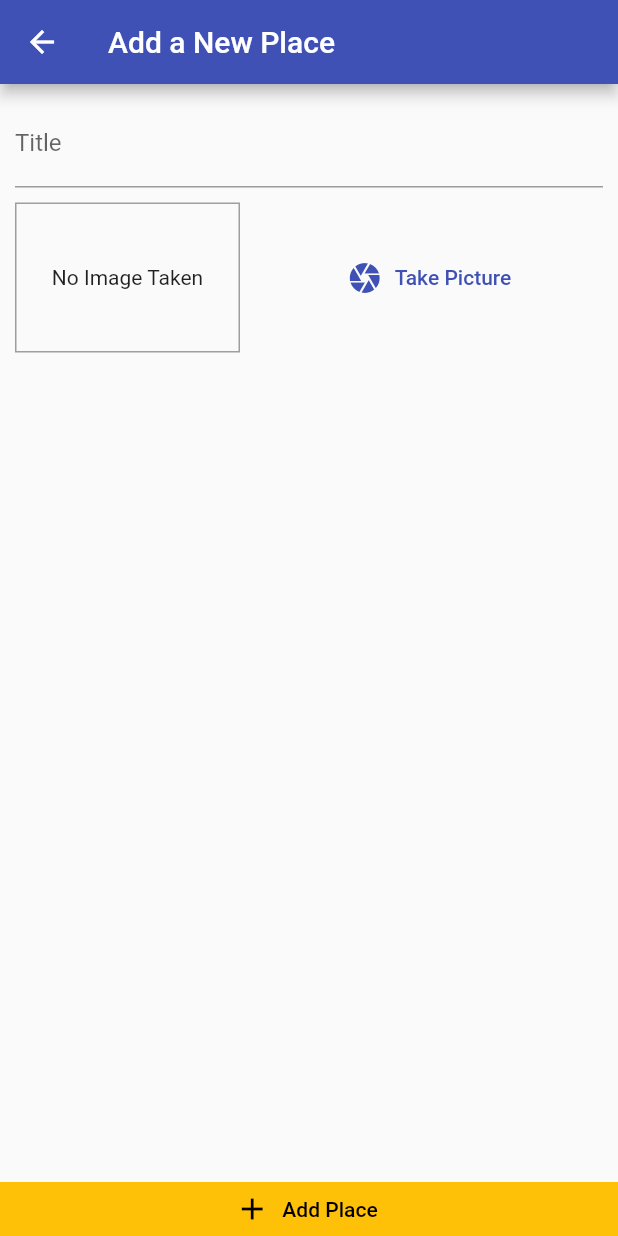
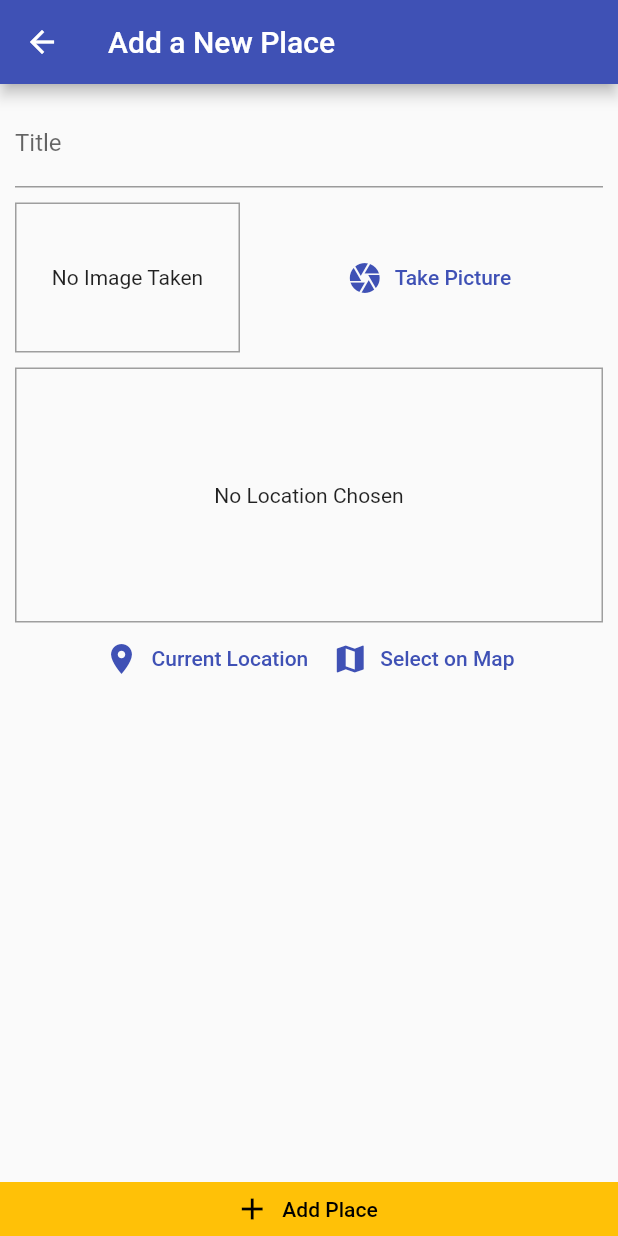
Before and after one commit to KariNarhi/flutter-great-places-app, a Flutter app: the AddPlaceScreen screen opened by its route, on a phone screen of 412 x 824 dp. Run offline on Flutter 3.47's test engine with Material 2 defaults, Android fonts, the phone set to English and light mode, and no system bars; our stand-ins replace image_picker, sqflite; accounts and stored records are empty.

Commit message:
Adding a location input + the location package

```diff
--- a/lib/screens/add_place_screen.dart
+++ b/lib/screens/add_place_screen.dart
@@ -1,9 +1,10 @@
 import "package:flutter/material.dart";
+import 'package:provider/provider.dart';
 import 'dart:io';
-import 'package:provider/provider.dart';
 
+import '../providers/great_places.dart';
 import '../widgets/image_input.dart';
-import '../providers/great_places.dart';
+import '../widgets/location_input.dart';
 
 class AddPlaceScreen extends StatefulWidget {
   static const routeName = "/add-place";
@@ -53,6 +54,8 @@ class _AddPlaceScreenState extends State<AddPlaceScreen> {
                     ),
                     SizedBox(height: 10),
                     ImageInput(_selectImage),
+                    SizedBox(height: 10),
+                    LocationInput(),
                   ],
                 ),
               ),
--- /dev/null
+++ b/lib/widgets/location_input.dart
@@ -0,0 +1,62 @@
+import 'package:flutter/material.dart';
+
+class LocationInput extends StatefulWidget {
+  @override
+  _LocationInputState createState() => _LocationInputState();
+}
+
+class _LocationInputState extends State<LocationInput> {
+  String _previewImageUrl;
+
+  @override
+  Widget build(BuildContext context) {
+    return Column(
+      children: [
+        Container(
+          height: 170,
+          width: double.infinity,
+          alignment: Alignment.center,
+          decoration: BoxDecoration(
+            border: Border.all(
+              width: 1,
+              color: Colors.grey,
+            ),
+          ),
+          child: _previewImageUrl == null
+              ? Text(
+                  "No Location Chosen",
+                  textAlign: TextAlign.center,
+                )
+              : Image.network(
+                  _previewImageUrl,
+                  fit: BoxFit.cover,
+                  width: double.infinity,
+                ),
+        ),
+        Row(
+          mainAxisAlignment: MainAxisAlignment.center,
+          children: [
+            TextButton.icon(
+              icon: Icon(Icons.location_on),
+              label: Text("Current Location"),
+              style: ButtonStyle(
+                foregroundColor: MaterialStateProperty.all<Color>(
+                    Theme.of(context).primaryColor),
+              ),
+              onPressed: () {},
+            ),
+            TextButton.icon(
+              icon: Icon(Icons.map),
+              label: Text("Select on Map"),
+              style: ButtonStyle(
+                foregroundColor: MaterialStateProperty.all<Color>(
+                    Theme.of(context).primaryColor),
+              ),
+              onPressed: () {},
+            ),
+          ],
+        ),
+      ],
+    );
+  }
+}
--- a/pubspec.yaml
+++ b/pubspec.yaml
@@ -32,6 +32,7 @@ dependencies:
   path_provider: ^2.0.4
   path: ^1.8.0
   sqflite: ^2.0.0+4
+  location: ^4.3.0
 
 dev_dependencies:
   flutter_test:
```
Also changed, not shown: pubspec.lock, 2 other files.
